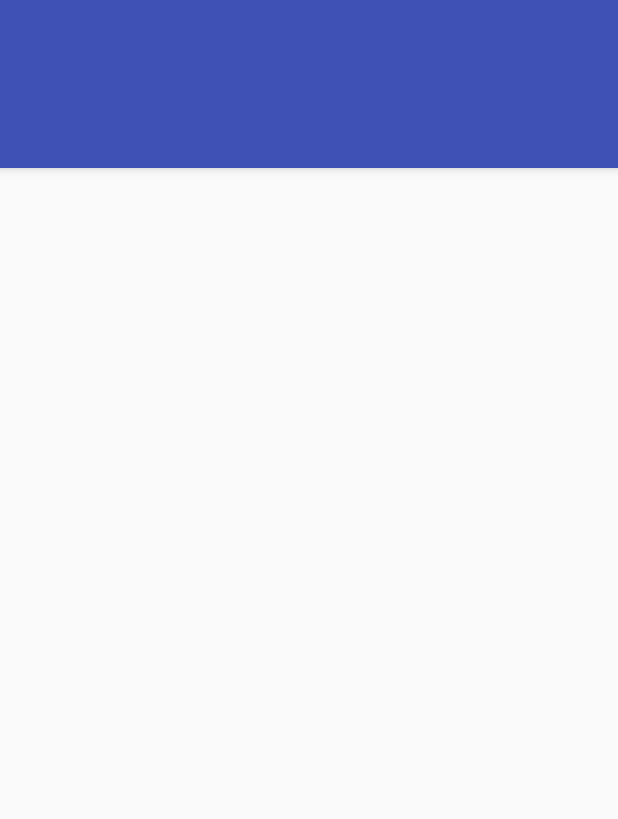
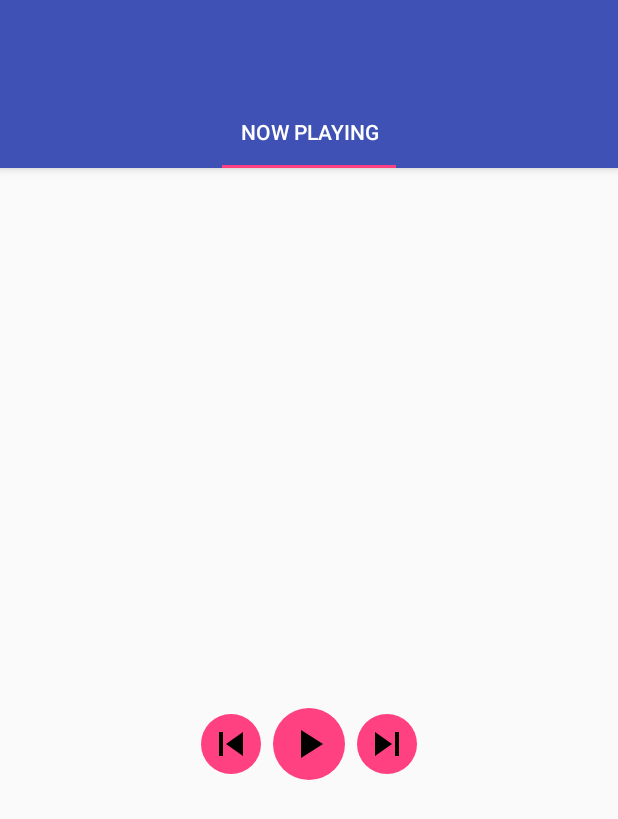
Before and after one commit to mlykotom/mul-player, an Android app: the screen it shows after launch (MainActivity), on a phone screen of 412 x 824 dp. Shown: the top 819 px of the screen. Run offline under Robolectric (Android 15) with nearby library versions, the phone set to English and light mode, and no system bars; our stand-ins replace ButterKnife.

Commit message:
First layout for player

```diff
--- a/app/src/main/java/cz/vutbr/fit/mulplayer/view/activity/MainActivity.java
+++ b/app/src/main/java/cz/vutbr/fit/mulplayer/view/activity/MainActivity.java
@@ -8,12 +8,15 @@ import butterknife.Bind;
 import butterknife.ButterKnife;
 import cz.vutbr.fit.mulplayer.R;
 import cz.vutbr.fit.mulplayer.view.adapter.BaseFragmentPagerAdapter;
+import cz.vutbr.fit.mulplayer.view.fragment.PlayerFragment;
 
-public class MainActivity extends BaseActivity {
+public class MainActivity extends BaseActivity implements PlayerFragment.IAudioPlayerListener{
 
 	private BaseFragmentPagerAdapter mBaseFragmentPagerAdapter;
 	@Bind(R.id.container) ViewPager mViewPager;
 	@Bind(R.id.tabs) TabLayout mTabLayout;
+
+	PlayerFragment mPlayerFragment;
 
 	@Override
 	protected void onCreate(Bundle savedInstanceState) {
@@ -26,8 +29,31 @@ public class MainActivity extends BaseActivity {
 		// primary sections of the activity.
 		mBaseFragmentPagerAdapter = new BaseFragmentPagerAdapter(getSupportFragmentManager());
 
+		mPlayerFragment = PlayerFragment.newInstance();
+		mBaseFragmentPagerAdapter.addFragment(mPlayerFragment, "Now playing");
+
 		// Set up the ViewPager with the sections adapter.
 		mViewPager.setAdapter(mBaseFragmentPagerAdapter);
 		mTabLayout.setupWithViewPager(mViewPager);
 	}
+
+	@Override
+	public void playPause() {
+
+	}
+
+	@Override
+	public void stop() {
+
+	}
+
+	@Override
+	public void next() {
+
+	}
+
+	@Override
+	public void previous() {
+
+	}
 }
--- a/app/src/main/java/cz/vutbr/fit/mulplayer/view/fragment/PlayerFragment.java
+++ b/app/src/main/java/cz/vutbr/fit/mulplayer/view/fragment/PlayerFragment.java
@@ -1,13 +1,18 @@
 package cz.vutbr.fit.mulplayer.view.fragment;
 
 
+import android.content.Context;
 import android.os.Bundle;
+import android.support.design.widget.Snackbar;
 import android.support.v4.app.Fragment;
 import android.view.LayoutInflater;
 import android.view.View;
 import android.view.ViewGroup;
+import android.widget.ImageView;
 
+import butterknife.Bind;
 import butterknife.ButterKnife;
+import butterknife.OnClick;
 import cz.vutbr.fit.mulplayer.R;
 
 /**
@@ -15,6 +20,20 @@ import cz.vutbr.fit.mulplayer.R;
  * @since 10.04.2016
  */
 public class PlayerFragment extends Fragment {
+
+	IAudioPlayerListener mListener;
+
+	@Bind(R.id.button_play_pause)
+	ImageView mPlayPauseButton;
+	@Bind(R.id.button_next)
+	ImageView mNextButton;
+	@Bind(R.id.button_prev)
+	ImageView mPreviousButton;
+
+	@OnClick(R.id.button_play_pause)
+	public void playPause(ImageView view) {
+		Snackbar.make(getView(), "AHAHAH", Snackbar.LENGTH_LONG).show();
+	}
 
 	public static PlayerFragment newInstance() {
 		Bundle args = new Bundle();
@@ -33,13 +52,39 @@ public class PlayerFragment extends Fragment {
 	}
 
 	@Override
+	public void onAttach(Context context) {
+		super.onAttach(context);
+		if (context instanceof IAudioPlayerListener) {
+			mListener = (IAudioPlayerListener) context;
+		} else {
+			throw new RuntimeException(context.toString() + " must implement IAudioPlayerListener");
+		}
+	}
+
+	@Override
+	public void onDetach() {
+		super.onDetach();
+		mListener = null;
+	}
+
+
+	@Override
 	public View onCreateView(LayoutInflater inflater, ViewGroup container, Bundle savedInstanceState) {
 		// Inflate the layout for this fragment
 		View view = inflater.inflate(R.layout.fragment_player, container, false);
 		ButterKnife.bind(this, view);
 
-		// TODO use views
+		// TODO Inflate layout
 		return view;
 	}
 
+	public interface IAudioPlayerListener {
+		void playPause();
+
+		void stop();
+
+		void next();
+
+		void previous();
+	}
 }
--- /dev/null
+++ b/app/src/main/res/drawable/ic_play_arrow_black_24dp.xml
@@ -0,0 +1,9 @@
+<vector xmlns:android="http://schemas.android.com/apk/res/android"
+        android:width="24dp"
+        android:height="24dp"
+        android:viewportWidth="24.0"
+        android:viewportHeight="24.0">
+    <path
+        android:fillColor="#FF000000"
+        android:pathData="M8,5v14l11,-7z"/>
+</vector>
--- /dev/null
+++ b/app/src/main/res/drawable/ic_skip_next_black_24dp.xml
@@ -0,0 +1,9 @@
+<vector xmlns:android="http://schemas.android.com/apk/res/android"
+        android:width="24dp"
+        android:height="24dp"
+        android:viewportWidth="24.0"
+        android:viewportHeight="24.0">
+    <path
+        android:fillColor="#FF000000"
+        android:pathData="M6,18l8.5,-6L6,6v12zM16,6v12h2V6h-2z"/>
+</vector>
--- /dev/null
+++ b/app/src/main/res/drawable/ic_skip_previous_black_24dp.xml
@@ -0,0 +1,9 @@
+<vector xmlns:android="http://schemas.android.com/apk/res/android"
+        android:width="24dp"
+        android:height="24dp"
+        android:viewportWidth="24.0"
+        android:viewportHeight="24.0">
+    <path
+        android:fillColor="#FF000000"
+        android:pathData="M6,6h2v12L6,18zM9.5,12l8.5,6L18,6z"/>
+</vector>
--- /dev/null
+++ b/app/src/main/res/drawable/rounded_button.xml
@@ -0,0 +1,4 @@
+<?xml version="1.0" encoding="utf-8"?>
+<selector xmlns:android="http://schemas.android.com/apk/res/android">
+
+</selector>
--- a/app/src/main/res/layout/activity_main.xml
+++ b/app/src/main/res/layout/activity_main.xml
@@ -29,6 +29,8 @@
         android:id="@+id/container"
         android:layout_width="match_parent"
         android:layout_height="match_parent"
-        app:layout_behavior="@string/appbar_scrolling_view_behavior"/>
+        android:layout_weight="1"
+        app:layout_behavior="@string/appbar_scrolling_view_behavior"
+        />
 
 </android.support.design.widget.CoordinatorLayout>
--- a/app/src/main/res/layout/fragment_player.xml
+++ b/app/src/main/res/layout/fragment_player.xml
@@ -1,7 +1,50 @@
 <RelativeLayout xmlns:android="http://schemas.android.com/apk/res/android"
-             xmlns:tools="http://schemas.android.com/tools"
-             android:layout_width="match_parent"
-             android:layout_height="match_parent"
-             tools:context=".view.fragment.PlayerFragmentEGZ">
+                xmlns:tools="http://schemas.android.com/tools"
+                android:layout_width="match_parent"
+                android:layout_height="match_parent"
+                tools:context=".view.fragment.PlayerFragment">
+
+    <LinearLayout
+        android:layout_width="wrap_content"
+        android:layout_height="wrap_content"
+        android:layout_centerHorizontal="true"
+        android:layout_centerVertical="true"
+        android:orientation="horizontal">
+
+        <ImageView
+            android:id="@+id/button_prev"
+            android:layout_width="40dp"
+            android:layout_height="40dp"
+            android:layout_gravity="center_vertical"
+            android:background="@drawable/oval_accent"
+            android:padding="4dp"
+            android:src="@drawable/ic_skip_previous_black_24dp"
+            />
+
+        <ImageView
+            android:id="@+id/button_play_pause"
+            android:layout_width="48dp"
+            android:layout_height="48dp"
+            android:layout_marginLeft="8dp"
+            android:layout_marginStart="8dp"
+            android:background="@drawable/oval_accent"
+            android:padding="8dp"
+            android:src="@drawable/ic_play_arrow_black_24dp"
+            />
+
+        <ImageView
+            android:id="@+id/button_next"
+            android:layout_width="40dp"
+            android:layout_height="40dp"
+            android:layout_gravity="center_vertical"
+            android:layout_marginLeft="8dp"
+            android:layout_marginStart="8dp"
+            android:background="@drawable/oval_accent"
+            android:padding="4dp"
+            android:src="@drawable/ic_skip_next_black_24dp"
+            />
+
+    </LinearLayout>
+
 
 </RelativeLayout>
```
